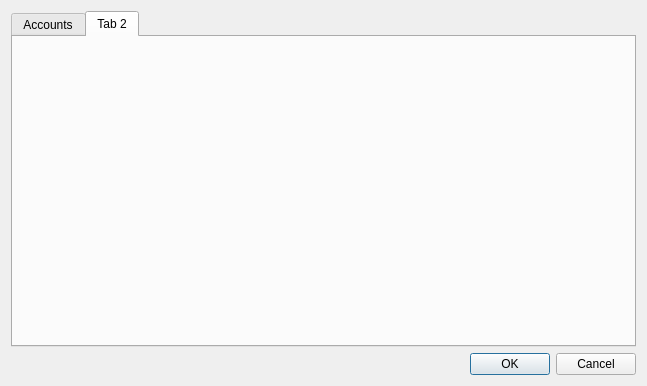
Old version of the form SilkRoute/preferencesdialog.ui in the repository kalouantonis/SilkRoute.
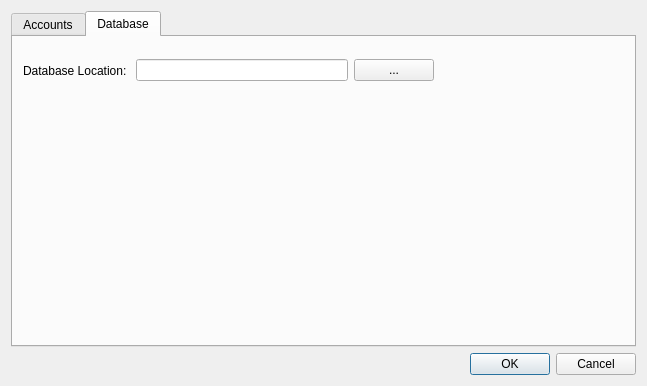
New version of the form. The open tabs and pages were chosen to show the change. Icons and pictures are not drawn.

The edit to the form file:
```diff
--- a/SilkRoute/preferencesdialog.ui
+++ b/SilkRoute/preferencesdialog.ui
@@ -30,8 +30,37 @@
      </widget>
      <widget class="QWidget" name="tData">
       <attribute name="title">
-       <string>Tab 2</string>
+       <string>Database</string>
       </attribute>
+      <widget class="QWidget" name="layoutWidget">
+       <property name="geometry">
+        <rect>
+         <x>10</x>
+         <y>20</y>
+         <width>411</width>
+         <height>27</height>
+        </rect>
+       </property>
+       <layout class="QHBoxLayout" name="horizontalLayout">
+        <item>
+         <widget class="QLabel" name="label">
+          <property name="text">
+           <string>Database Location: </string>
+          </property>
+         </widget>
+        </item>
+        <item>
+         <widget class="QLineEdit" name="lineEdit"/>
+        </item>
+        <item>
+         <widget class="QPushButton" name="btnBrowseDB">
+          <property name="text">
+           <string>...</string>
+          </property>
+         </widget>
+        </item>
+       </layout>
+      </widget>
      </widget>
     </widget>
    </item>
```
Left out of the diff: 30 changed lines with no effect on the pictures.
